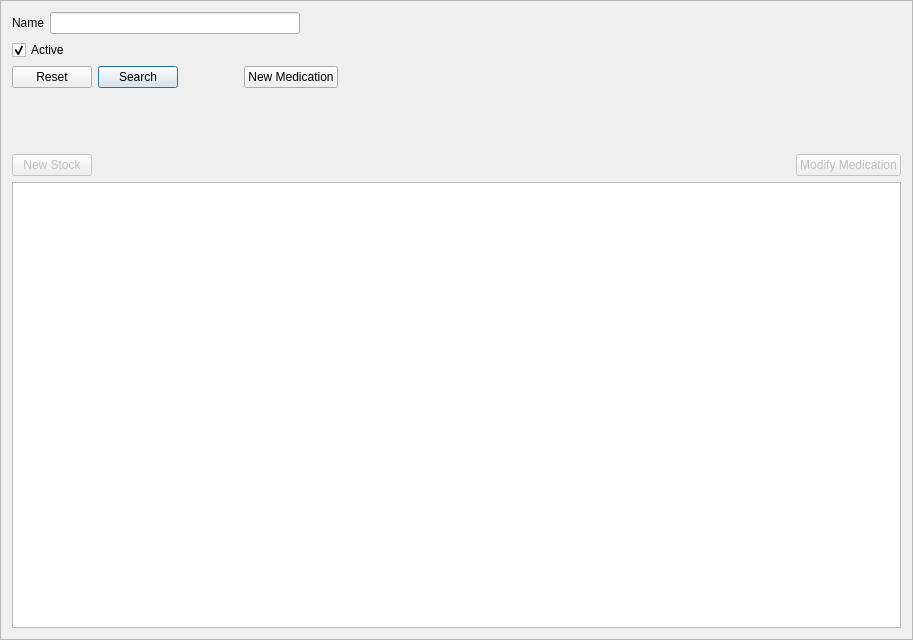
Before: the Qt Designer form mtrack/medicationsframe.ui in kyledevans/Medicine-Track, drawn with Qt 5.
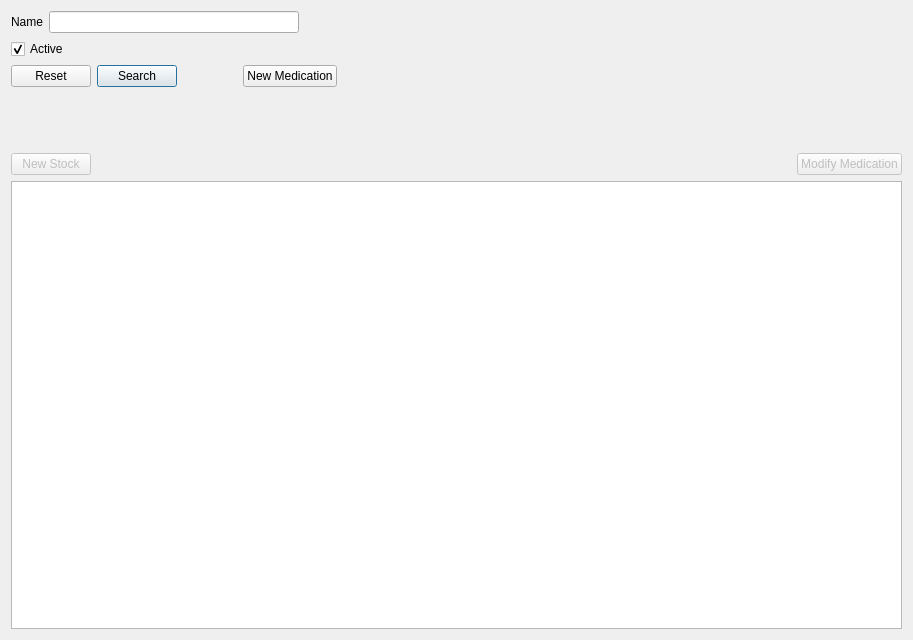
After: the same form once the commit is applied.

Diff of the .ui file:
```diff
--- a/mtrack/medicationsframe.ui
+++ b/mtrack/medicationsframe.ui
@@ -14,10 +14,10 @@
    <string>Frame</string>
   </property>
   <property name="frameShape">
-   <enum>QFrame::StyledPanel</enum>
+   <enum>QFrame::NoFrame</enum>
   </property>
   <property name="frameShadow">
-   <enum>QFrame::Raised</enum>
+   <enum>QFrame::Plain</enum>
   </property>
   <layout class="QVBoxLayout" name="verticalLayout">
    <item>
```
